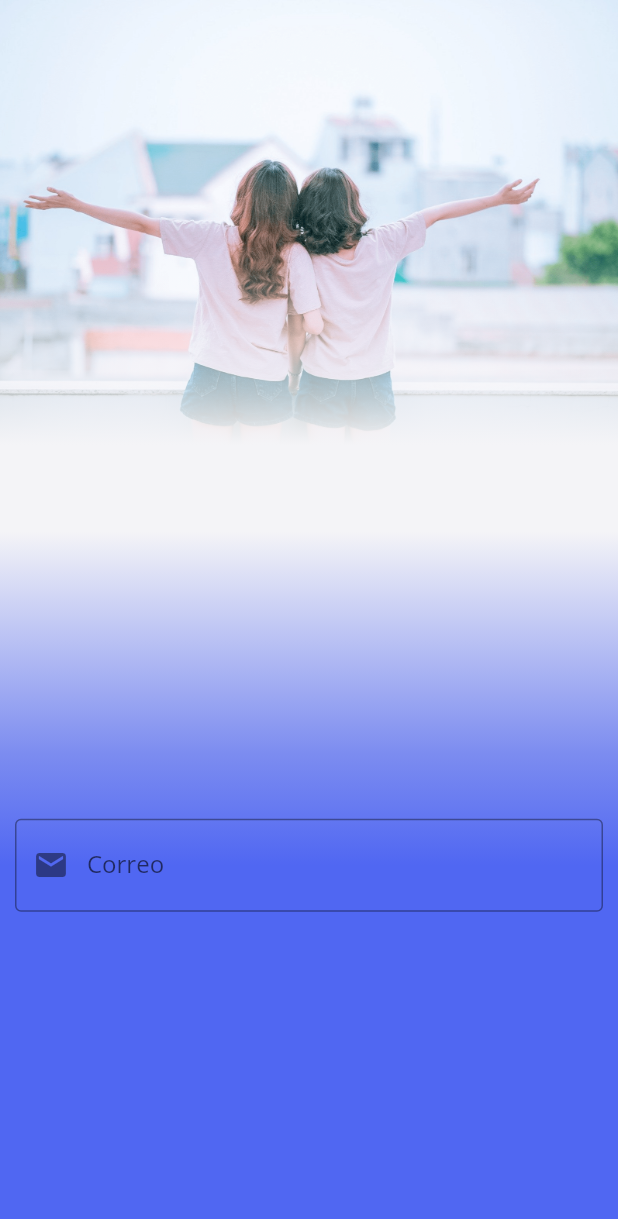
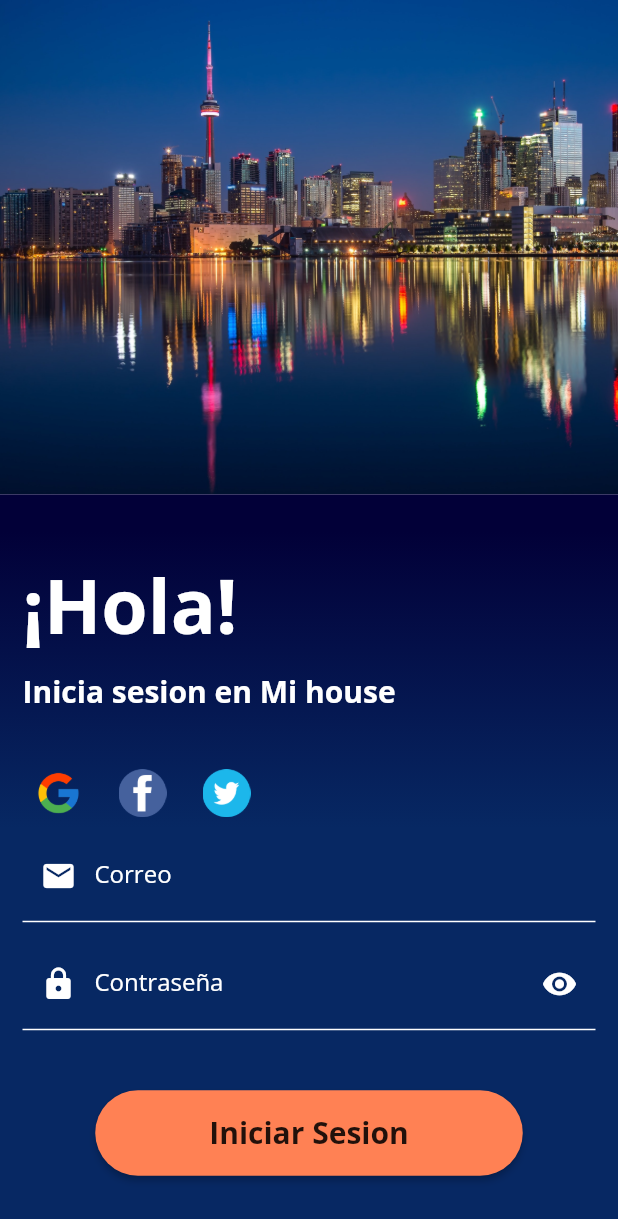
Before and after one commit to nestorsgarzonc/mi_house, a Flutter app: the screen it shows after launch, on a phone screen of 412 x 824 dp. Shown: the top 1219 px of the screen. Run offline on Flutter 3.47's test engine with Material 2 defaults, Android fonts, the phone set to English and light mode, and no system bars; our stand-ins replace get_it, google_fonts, hive, hive_flutter; accounts and stored records are empty.

Commit message:
login aplicacion

```diff
--- /dev/null
+++ b/lib/core/widgets/buttons/social_network_icon_button.dart
@@ -0,0 +1,40 @@
+import 'package:flutter/material.dart';
+
+class SocialNetworkIcons extends StatelessWidget {
+  const SocialNetworkIcons({
+    Key? key,
+    this.onPressedGoogle,
+    this.onPressedFacebook,
+    this.onPressedTwitter,
+  }) : super(key: key);
+
+  final VoidCallback? onPressedGoogle;
+  final VoidCallback? onPressedFacebook;
+  final VoidCallback? onPressedTwitter;
+
+  @override
+  Widget build(BuildContext context) {
+    return Row(
+      mainAxisAlignment: MainAxisAlignment.start,
+      children: [
+        IconButton(
+          icon:
+              Image.asset('assets/images/social_icons/google.png', height: 100),
+          onPressed: onPressedGoogle,
+        ),
+        const SizedBox(width: 8),
+        IconButton(
+          icon: Image.asset('assets/images/social_icons/facebook.png',
+              height: 100),
+          onPressed: onPressedFacebook,
+        ),
+        const SizedBox(width: 8),
+        IconButton(
+          icon: Image.asset('assets/images/social_icons/twitter.png',
+              height: 100),
+          onPressed: onPressedTwitter,
+        ),
+      ],
+    );
+  }
+}
--- a/lib/screens/auth/login_screen.dart
+++ b/lib/screens/auth/login_screen.dart
@@ -1,6 +1,7 @@
 import 'dart:ui';
 
 import 'package:flutter/material.dart';
+import 'package:mi_house/core/widgets/buttons/social_network_icon_button.dart';
 
 class LoginScreen extends StatefulWidget {
   const LoginScreen({Key? key}) : super(key: key);
@@ -11,12 +12,14 @@ class LoginScreen extends StatefulWidget {
 }
 
 class _LoginScreenState extends State<LoginScreen> {
+  bool _isObscure = true;
   @override
   Widget build(BuildContext context) {
     final size = MediaQuery.of(context).size;
     return Scaffold(
       body: Center(
         // padding: EdgeInsets.symmetric(horizontal: 10.0, vertical: 20.0),
+        child: Form(
           child: Column(
             children: [
               Container(
@@ -24,65 +27,132 @@ class _LoginScreenState extends State<LoginScreen> {
                 height: size.height * 0.4,
                 decoration: BoxDecoration(
                   image: DecorationImage(
-                  image: ExactAssetImage('assets/images/backmihouse.png'),
+                    image:
+                        ExactAssetImage('assets/images/login/backmihousee.png'),
                     fit: BoxFit.cover,
                   ),
                 ),
                 child: Container(
-                /*Porque como estas editando mi codigo me corre aca, sera trasnmitirte y que veas lo que pasa xd raios esta bien*/
                   decoration: BoxDecoration(
                     gradient: LinearGradient(
                       begin: FractionalOffset.bottomRight,
                       end: FractionalOffset.topRight,
                       stops: [
-                      0.1,
-                      0.5,
+                        0.0,
+                        0.0,
                       ],
                       colors: [
-                      Theme.of(context).scaffoldBackgroundColor,
-                      Colors.white.withOpacity(0.0),
+                        Color(0xff020038),
+                        Colors.blueAccent.withOpacity(0.0),
                       ],
                     ),
                   ),
                 ),
               ),
               Container(
-              padding: EdgeInsets.symmetric(horizontal: 10.0, vertical: 20.0),
+                padding: EdgeInsets.symmetric(horizontal: 15.0, vertical: 10.0),
                 decoration: BoxDecoration(
                   gradient: LinearGradient(
                     begin: Alignment.topRight,
                     stops: [
                       0.1,
-                    0.7,
-                    1.9,
+                      0.9,
                     ],
                     colors: [
-                    Theme.of(context).scaffoldBackgroundColor,
-                    Color(0xff7C8CF0),
-                    Color(0xff5067F2),
+                      Color(0xff020038),
+                      Color(0xff072863),
                     ],
                   ),
                 ),
                 height: size.height * 0.6,
                 child: Column(
                   mainAxisAlignment: MainAxisAlignment.center,
+                  children: <Widget>[
+                    Row(
                       children: [
-                  Row(), // TODO: Mensaje de Hola!
+                        Text(
+                          '¡Hola!',
+                          style: TextStyle(
+                              fontSize: 50.0,
+                              color: Colors.white,
+                              fontWeight: FontWeight.bold),
+                        ),
+                      ],
+                    ),
+                    SizedBox(height: 10.0),
+                    Row(
+                      children: [
+                        Text(
+                          'Inicia sesion en Mi house',
+                          style: TextStyle(
+                              fontSize: 20.0,
+                              color: Colors.white,
+                              fontWeight: FontWeight.bold),
+                        )
+                      ],
+                    ),
+                    SizedBox(height: 30.0),
+                    const SocialNetworkIcons(),
                     TextField(
+                      keyboardType: TextInputType.emailAddress,
+                      style: TextStyle(color: Colors.white),
                       decoration: const InputDecoration(
-                      //hoverColor: Colors.white,
-                      //fillColor: Colors.white,
-                      //filled: true,
                         labelText: 'Correo',
-                      prefixIcon: Icon(Icons.email),
+                        labelStyle: TextStyle(color: Colors.white),
+                        enabledBorder: UnderlineInputBorder(
+                          borderSide: BorderSide(color: Colors.white),
                         ),
-                  )
+                        prefixIcon: Icon(Icons.email, color: Colors.white),
+                      ),
+                    ),
+                    SizedBox(height: 10.0),
+                    TextField(
+                      obscureText: true,
+                      style: TextStyle(color: Colors.white),
+                      decoration: InputDecoration(
+                        labelText: 'Contraseña',
+                        labelStyle: TextStyle(color: Colors.white),
+                        enabledBorder: UnderlineInputBorder(
+                          borderSide: BorderSide(color: Colors.white),
+                        ),
+                        prefixIcon: Icon(Icons.lock, color: Colors.white),
+                        suffixIcon: IconButton(
+                            icon: Icon(
+                              _isObscure
+                                  ? Icons.visibility
+                                  : Icons.visibility_off,
+                              color: Colors.white,
+                            ),
+                            onPressed: () {
+                              setState(() {
+                                _isObscure = !_isObscure;
+                              });
+                            }),
+                      ),
+                    ),
+                    SizedBox(height: 40.0),
+                    RaisedButton(
+                      shape: RoundedRectangleBorder(
+                          borderRadius: BorderRadius.circular(100.0)),
+                      color: Color(0xFFFff8154),
+                      onPressed: () {},
+                      child: Container(
+                        padding: EdgeInsets.symmetric(
+                            horizontal: 60.0, vertical: 15.0),
+                        child: Text(
+                          'Iniciar Sesion',
+                          style: TextStyle(
+                              fontSize: 20.0, fontWeight: FontWeight.bold),
+                        ),
+                      ),
+                    ),
                   ],
                 ),
               ),
             ],
           ),
         ),
+      ),
     );
   }
 }
--- a/pubspec.yaml
+++ b/pubspec.yaml
@@ -48,3 +48,4 @@ flutter:
   assets:
     - assets/images/
     - assets/images/login/
+    - assets/images/social_icons/
```
Also changed, not shown: assets/images/login/backmihousee.png (added), assets/images/social_icons/facebook.png (added), assets/images/social_icons/google.png (added), assets/images/social_icons/twitter.png (added). Lines whose indentation alone changed are shown as unchanged.
